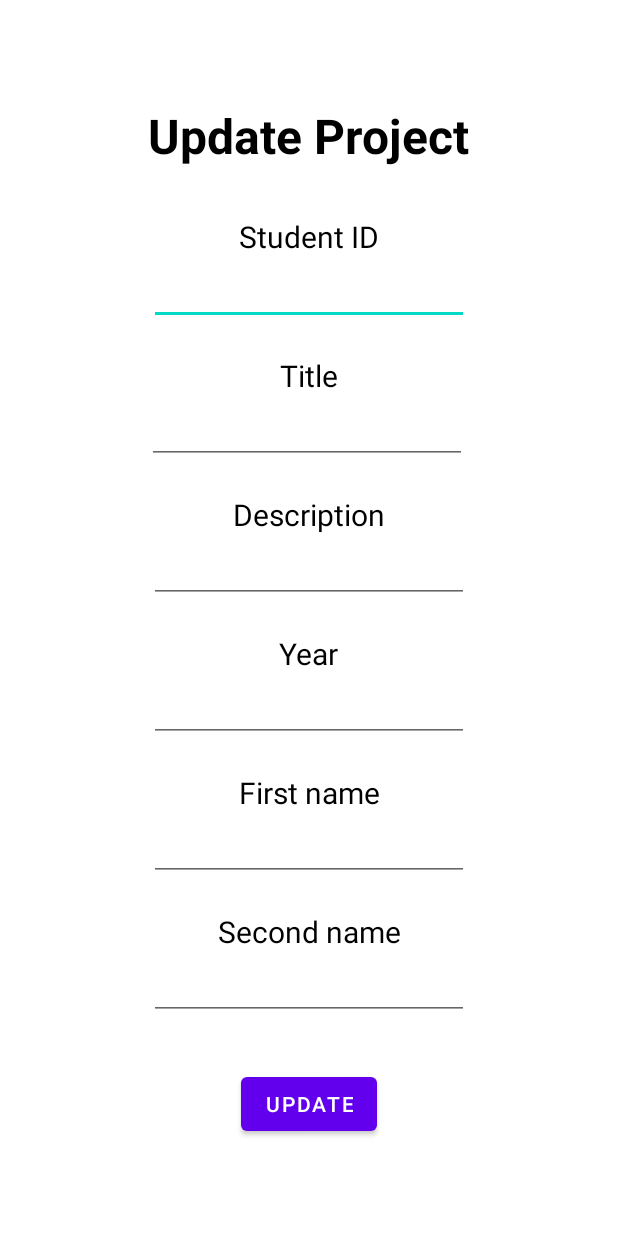
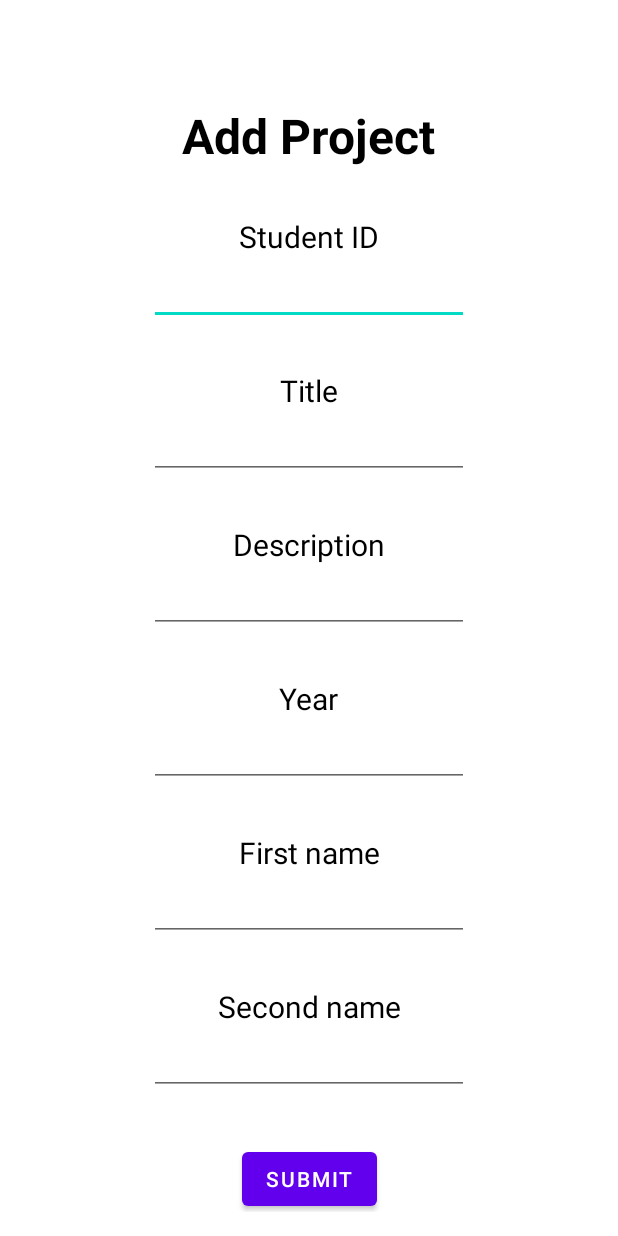
Before and after one commit to tcollyer1/student-project-app, an Android app: the layout activity_add_project.xml on its own in the app's theme, with its tools: preview values and no code run, on a phone screen of 412 x 824 dp. Run offline under Robolectric (Android 15) with nearby library versions, the phone set to English and light mode, and no system bars; network calls fail.

Commit message:
Added AddProject page + some working buttons, scrollview

```diff
--- a/COURSEWORK 2/app/src/main/java/com/example/studentprojectapp/ViewProjects.java
+++ b/COURSEWORK 2/app/src/main/java/com/example/studentprojectapp/ViewProjects.java
@@ -173,7 +173,7 @@ public class ViewProjects extends AppCompatActivity {
         protected void onPostExecute(String s) {
             super.onPreExecute();
 
-            //progressDialog.dismiss();
+            progressDialog.dismiss();
         }
     }
 }
--- a/COURSEWORK 2/app/src/main/res/layout/activity_update_project.xml
+++ b/COURSEWORK 2/app/src/main/res/layout/activity_add_project.xml
@@ -4,7 +4,7 @@
     xmlns:tools="http://schemas.android.com/tools"
     android:layout_width="match_parent"
     android:layout_height="match_parent"
-    tools:context=".UpdateProject"
+    tools:context=".AddProject"
     android:padding="16dp"
     android:fillViewport="true">
 
@@ -13,10 +13,10 @@
         android:layout_height="match_parent">
 
         <TextView
-            android:id="@+id/lbl_updateProject_title"
+            android:id="@+id/lbl_addProject_title"
             android:layout_width="wrap_content"
             android:layout_height="wrap_content"
-            android:text="Update Project"
+            android:text="Add Project"
             android:textColor="#000000"
             android:textSize="32sp"
             android:textStyle="bold"
@@ -26,69 +26,8 @@
             app:layout_constraintTop_toTopOf="parent"
             app:layout_constraintVertical_bias="0.06999999" />
 
-        <EditText
-            android:id="@+id/txt_id"
-            android:layout_width="wrap_content"
-            android:layout_height="wrap_content"
-            android:ems="10"
-            android:inputType="textPersonName"
-            app:layout_constraintEnd_toEndOf="parent"
-            app:layout_constraintStart_toStartOf="parent"
-            app:layout_constraintTop_toBottomOf="@+id/lbl_id" />
-
-        <EditText
-            android:id="@+id/txt_title"
-            android:layout_width="wrap_content"
-            android:layout_height="wrap_content"
-            android:ems="10"
-            android:inputType="textPersonName"
-            app:layout_constraintEnd_toEndOf="parent"
-            app:layout_constraintHorizontal_bias="0.492"
-            app:layout_constraintStart_toStartOf="parent"
-            app:layout_constraintTop_toBottomOf="@+id/lbl_title" />
-
-        <EditText
-            android:id="@+id/txt_description"
-            android:layout_width="wrap_content"
-            android:layout_height="wrap_content"
-            android:ems="10"
-            android:inputType="textPersonName"
-            app:layout_constraintEnd_toEndOf="parent"
-            app:layout_constraintStart_toStartOf="parent"
-            app:layout_constraintTop_toBottomOf="@+id/lbl_description" />
-
-        <EditText
-            android:id="@+id/txt_fname"
-            android:layout_width="wrap_content"
-            android:layout_height="wrap_content"
-            android:ems="10"
-            android:inputType="textPersonName"
-            app:layout_constraintEnd_toEndOf="parent"
-            app:layout_constraintStart_toStartOf="parent"
-            app:layout_constraintTop_toBottomOf="@+id/lbl_fname" />
-
-        <EditText
-            android:id="@+id/txt_year"
-            android:layout_width="wrap_content"
-            android:layout_height="wrap_content"
-            android:ems="10"
-            android:inputType="textPersonName"
-            app:layout_constraintEnd_toEndOf="parent"
-            app:layout_constraintStart_toStartOf="parent"
-            app:layout_constraintTop_toBottomOf="@+id/lbl_year" />
-
-        <EditText
-            android:id="@+id/txt_lname"
-            android:layout_width="wrap_content"
-            android:layout_height="wrap_content"
-            android:ems="10"
-            android:inputType="textPersonName"
-            app:layout_constraintEnd_toEndOf="parent"
-            app:layout_constraintStart_toStartOf="parent"
-            app:layout_constraintTop_toBottomOf="@+id/lbl_lname" />
-
         <TextView
-            android:id="@+id/lbl_id"
+            android:id="@+id/lbl_new_id"
             android:layout_width="wrap_content"
             android:layout_height="wrap_content"
             android:layout_marginTop="32dp"
@@ -97,77 +36,137 @@
             android:textSize="20sp"
             app:layout_constraintEnd_toEndOf="parent"
             app:layout_constraintStart_toStartOf="parent"
-            app:layout_constraintTop_toBottomOf="@+id/lbl_updateProject_title" />
+            app:layout_constraintTop_toBottomOf="@+id/lbl_addProject_title" />
+
+        <EditText
+            android:id="@+id/txt_new_id"
+            android:layout_width="wrap_content"
+            android:layout_height="wrap_content"
+            android:ems="10"
+            android:inputType="textPersonName"
+            app:layout_constraintEnd_toEndOf="parent"
+            app:layout_constraintStart_toStartOf="parent"
+            app:layout_constraintTop_toBottomOf="@+id/lbl_new_id" />
 
         <TextView
-            android:id="@+id/lbl_title"
+            android:id="@+id/lbl_new_title"
             android:layout_width="wrap_content"
             android:layout_height="wrap_content"
-            android:layout_marginTop="20dp"
+            android:layout_marginTop="30dp"
             android:text="Title"
             android:textColor="#000000"
             android:textSize="20sp"
             app:layout_constraintEnd_toEndOf="parent"
             app:layout_constraintStart_toStartOf="parent"
-            app:layout_constraintTop_toBottomOf="@+id/txt_id" />
+            app:layout_constraintTop_toBottomOf="@+id/txt_new_id" />
 
         <TextView
-            android:id="@+id/lbl_description"
+            android:id="@+id/lbl_new_description"
             android:layout_width="wrap_content"
             android:layout_height="wrap_content"
-            android:layout_marginTop="20dp"
+            android:layout_marginTop="30dp"
             android:text="Description"
             android:textColor="#000000"
             android:textSize="20sp"
             app:layout_constraintEnd_toEndOf="parent"
             app:layout_constraintStart_toStartOf="parent"
-            app:layout_constraintTop_toBottomOf="@+id/txt_title" />
+            app:layout_constraintTop_toBottomOf="@+id/txt_new_title" />
 
         <TextView
-            android:id="@+id/lbl_year"
+            android:id="@+id/lbl_new_year"
             android:layout_width="wrap_content"
             android:layout_height="wrap_content"
-            android:layout_marginTop="20dp"
+            android:layout_marginTop="30dp"
             android:text="Year"
             android:textColor="#000000"
             android:textSize="20sp"
             app:layout_constraintEnd_toEndOf="parent"
             app:layout_constraintStart_toStartOf="parent"
-            app:layout_constraintTop_toBottomOf="@+id/txt_description" />
+            app:layout_constraintTop_toBottomOf="@+id/txt_new_description" />
 
         <TextView
-            android:id="@+id/lbl_fname"
+            android:id="@+id/lbl_new_fname"
             android:layout_width="wrap_content"
             android:layout_height="wrap_content"
-            android:layout_marginTop="20dp"
+            android:layout_marginTop="30dp"
             android:text="First name"
             android:textColor="#000000"
             android:textSize="20sp"
             app:layout_constraintEnd_toEndOf="parent"
             app:layout_constraintStart_toStartOf="parent"
-            app:layout_constraintTop_toBottomOf="@+id/txt_year" />
+            app:layout_constraintTop_toBottomOf="@+id/txt_new_year" />
 
         <TextView
-            android:id="@+id/lbl_lname"
+            android:id="@+id/lbl_new_lname"
             android:layout_width="wrap_content"
             android:layout_height="wrap_content"
-            android:layout_marginTop="20dp"
+            android:layout_marginTop="30dp"
             android:text="Second name"
             android:textColor="#000000"
             android:textSize="20sp"
             app:layout_constraintEnd_toEndOf="parent"
             app:layout_constraintStart_toStartOf="parent"
-            app:layout_constraintTop_toBottomOf="@+id/txt_fname" />
+            app:layout_constraintTop_toBottomOf="@+id/txt_new_fname" />
+
+        <EditText
+            android:id="@+id/txt_new_title"
+            android:layout_width="wrap_content"
+            android:layout_height="wrap_content"
+            android:ems="10"
+            android:inputType="textPersonName"
+            app:layout_constraintEnd_toEndOf="parent"
+            app:layout_constraintStart_toStartOf="parent"
+            app:layout_constraintTop_toBottomOf="@+id/lbl_new_title" />
+
+        <EditText
+            android:id="@+id/txt_new_description"
+            android:layout_width="wrap_content"
+            android:layout_height="wrap_content"
+            android:ems="10"
+            android:inputType="textPersonName"
+            app:layout_constraintEnd_toEndOf="parent"
+            app:layout_constraintStart_toStartOf="parent"
+            app:layout_constraintTop_toBottomOf="@+id/lbl_new_description" />
+
+        <EditText
+            android:id="@+id/txt_new_year"
+            android:layout_width="wrap_content"
+            android:layout_height="wrap_content"
+            android:ems="10"
+            android:inputType="textPersonName"
+            app:layout_constraintEnd_toEndOf="parent"
+            app:layout_constraintStart_toStartOf="parent"
+            app:layout_constraintTop_toBottomOf="@+id/lbl_new_year" />
+
+        <EditText
+            android:id="@+id/txt_new_fname"
+            android:layout_width="wrap_content"
+            android:layout_height="wrap_content"
+            android:ems="10"
+            android:inputType="textPersonName"
+            app:layout_constraintEnd_toEndOf="parent"
+            app:layout_constraintStart_toStartOf="parent"
+            app:layout_constraintTop_toBottomOf="@+id/lbl_new_fname" />
+
+        <EditText
+            android:id="@+id/txt_new_lname"
+            android:layout_width="wrap_content"
+            android:layout_height="wrap_content"
+            android:ems="10"
+            android:inputType="textPersonName"
+            app:layout_constraintEnd_toEndOf="parent"
+            app:layout_constraintStart_toStartOf="parent"
+            app:layout_constraintTop_toBottomOf="@+id/lbl_new_lname" />
 
         <Button
-            android:id="@+id/btn_submitUpdate"
+            android:id="@+id/btn_submitnewproject"
             android:layout_width="wrap_content"
             android:layout_height="wrap_content"
             android:layout_marginTop="32dp"
-            android:text="Update"
+            android:text="Submit"
             app:layout_constraintEnd_toEndOf="parent"
             app:layout_constraintStart_toStartOf="parent"
-            app:layout_constraintTop_toBottomOf="@+id/txt_lname" />
+            app:layout_constraintTop_toBottomOf="@+id/txt_new_lname" />
     </androidx.constraintlayout.widget.ConstraintLayout>
 
 </ScrollView>
```
Also changed, not shown: COURSEWORK 2/app/src/main/AndroidManifest.xml (+10 -6 lines), COURSEWORK 2/app/src/main/java/com/example/studentprojectapp/AddProject.java (added, +43 -0 lines), COURSEWORK 2/app/src/main/java/com/example/studentprojectapp/Home.java (+16 -0 lines).
